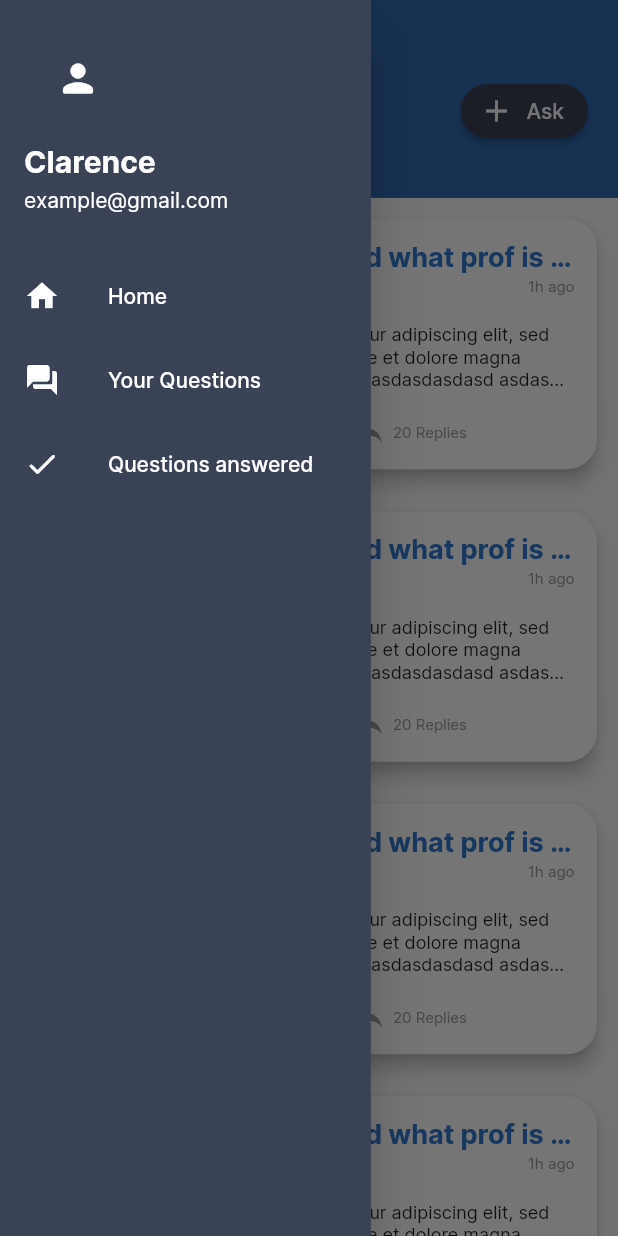
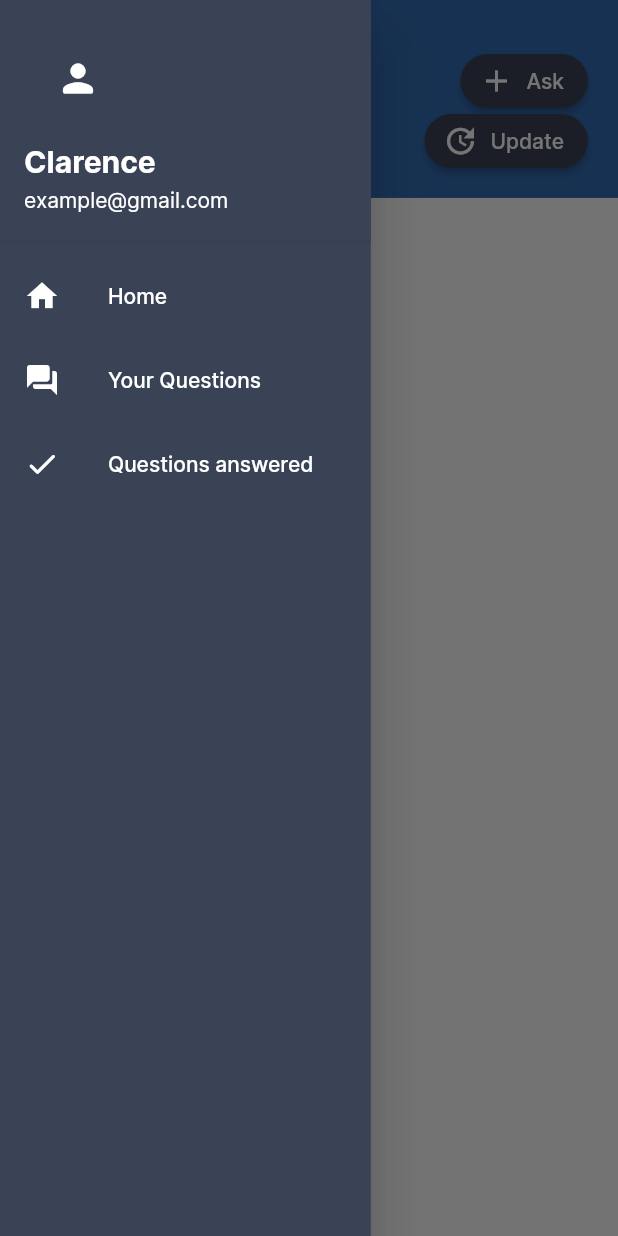
Before and after one commit to clarencekwl/scse-knowledge-hub, a Flutter app: the screen it shows after launch, with the side drawer open, on a phone screen of 412 x 824 dp. Run offline on Flutter 3.47's test engine with Material 2 defaults, Android fonts, the phone set to English and light mode, and no system bars; our stand-ins replace cached_network_image, cloud_firestore, firebase_core, flutter_spinkit, photo_view; accounts and stored records are empty.

```diff
--- a/scse_knowledge_hub_app/lib/models/Question.dart
+++ b/scse_knowledge_hub_app/lib/models/Question.dart
@@ -1,17 +1,35 @@
+import 'package:cloud_firestore/cloud_firestore.dart';
+
 class Question {
-  int id;
+  String id;
   String title;
   String description;
-  String user;
-  int likes;
-  int replies;
+  String? user;
+  int? likes;
+  int? replies;
 
   Question({
     required this.id,
     required this.title,
     required this.description,
-    required this.user,
-    required this.likes,
-    required this.replies,
+    this.user,
+    this.likes,
+    this.replies,
   });
+
+  factory Question.fromJson(Map<String, dynamic> json, String docId) {
+    return Question(
+      id: docId,
+      user: json['userId'],
+      title: json['title'],
+      description: json['description'],
+      replies: json['replies'],
+      likes: json['likes'],
+    );
+  }
+
+  @override
+  String toString() {
+    return "{id: $id, user: $user, title: $title}";
+  }
 }
--- a/scse_knowledge_hub_app/lib/pages/home_page.dart
+++ b/scse_knowledge_hub_app/lib/pages/home_page.dart
@@ -28,8 +28,8 @@ class _HomePageState extends State<HomePage> {
   void initState() {
     super.initState();
     Future.microtask(() async {
-      await _questionProvider.getAllQuestions();
-      log("hi  ${_questionProvider.listOfQuestions.length}");
+      await _questionProvider.getQuestionsFromDB();
+      log("Number of questions:  ${_questionProvider.listOfQuestions.length}");
     });
     _titleText = _welcomeText;
     _scrollController = ScrollController()
@@ -57,6 +57,7 @@ class _HomePageState extends State<HomePage> {
             axisDirection: AxisDirection.down,
             child: CustomScrollView(
               controller: _scrollController,
+              physics: const AlwaysScrollableScrollPhysics(),
               slivers: <Widget>[
                 SliverAppBar(
                     pinned: true,
@@ -73,7 +74,7 @@ class _HomePageState extends State<HomePage> {
                         children: [
                           Text(
                             _titleText,
-                            style: TextStyle(
+                            style: const TextStyle(
                                 color: Colors.white,
                                 fontSize: 18,
                                 fontWeight: FontWeight.bold),
@@ -96,7 +97,7 @@ class _HomePageState extends State<HomePage> {
                             color: Styles.primaryBlueColor,
                           ),
                           Positioned(
-                            top: 50,
+                            top: 30,
                             right: 20,
                             child: InkWell(
                                 onTap: () {
@@ -109,9 +110,37 @@ class _HomePageState extends State<HomePage> {
                                         shape: RoundedRectangleBorder(
                                             borderRadius:
                                                 BorderRadius.circular(20))),
-                                    onPressed: () => null,
-                                    icon: Icon(Icons.add),
+                                    onPressed: () async {
+                                      await _questionProvider.createQuestion(
+                                        title: "",
+                                        description:
+                                            "Lorem ipsum dolor sit amet, consectetur adipiscing elit, sed do eiusmod tempor incididunt ut labore et dolore magna aliquaadasdasdasdas dasdasdasdas dasdasdasdasd asdasdad dasd aasdasd asdasda sdaa dasd dsd sd szxc asdas d asd dsd asd dsd sds d",
+                                        userID: "bmDrMYHQR4YThCLGFOMY",
+                                      );
+                                    },
+                                    icon: const Icon(Icons.add),
                                     label: Text("Ask"))),
+                          ),
+                          Positioned(
+                            top: 70,
+                            right: 20,
+                            child: InkWell(
+                                onTap: () {
+                                  // TODO: on tap profile icon
+                                },
+                                child: ElevatedButton.icon(
+                                    style: ElevatedButton.styleFrom(
+                                        backgroundColor:
+                                            Styles.primaryGreyColor,
+                                        shape: RoundedRectangleBorder(
+                                            borderRadius:
+                                                BorderRadius.circular(20))),
+                                    onPressed: () async {
+                                      await _questionProvider.updateQuestion(
+                                          docID: "vzogqKnf9iszcc2iePOa");
+                                    },
+                                    icon: const Icon(Icons.update),
+                                    label: Text("Update"))),
                           )
                         ],
                       ),
--- a/scse_knowledge_hub_app/lib/pages/question_details_page.dart
+++ b/scse_knowledge_hub_app/lib/pages/question_details_page.dart
@@ -94,7 +94,7 @@ class _QuestionDetailsPageState extends State<QuestionDetailsPage> {
         child: Column(
           crossAxisAlignment: CrossAxisAlignment.start,
           children: [
-            Text(widget.question.user,
+            Text(widget.question.user ?? 'EMPTY FK',
                 style: TextStyle(
                     color: Colors.black,
                     overflow: TextOverflow.ellipsis,
--- /dev/null
+++ b/scse_knowledge_hub_app/lib/reponse/question_response.dart
@@ -0,0 +1,16 @@
+import 'package:cloud_firestore/cloud_firestore.dart';
+import 'package:scse_knowledge_hub_app/models/Question.dart';
+
+class ListOfQuestionReponse {
+  List<Question> listofQuestions;
+
+  ListOfQuestionReponse({required this.listofQuestions});
+
+  factory ListOfQuestionReponse.fromJson(
+      List<QueryDocumentSnapshot<Map<String, dynamic>>> json) {
+    // List<dynamic>? list = json.map((e) => e.data()).toList();
+    return ListOfQuestionReponse(
+        listofQuestions:
+            json.map((e) => Question.fromJson(e.data(), e.id)).toList());
+  }
+}
--- a/scse_knowledge_hub_app/lib/widget/question_card_widget.dart
+++ b/scse_knowledge_hub_app/lib/widget/question_card_widget.dart
@@ -24,9 +24,10 @@ class _QuestionCardState extends State<QuestionCard> {
         elevation: 5,
         shape: RoundedRectangleBorder(borderRadius: BorderRadius.circular(20)),
         child: InkWell(
-            borderRadius: BorderRadius.circular(20),
-            onTap: widget.onTap,
-            child: cardDetails()),
+          borderRadius: BorderRadius.circular(20),
+          onTap: widget.onTap,
+          child: cardDetails(),
+        ),
       ),
     );
   }
@@ -49,7 +50,7 @@ class _QuestionCardState extends State<QuestionCard> {
             children: [
               Expanded(
                 child: Text(
-                  widget.question.user,
+                  widget.question.user ?? 'EMPTY FK',
                   style: TextStyle(color: Colors.grey, fontSize: 12),
                 ),
               ),
--- a/scse_knowledge_hub_app/pubspec.yaml
+++ b/scse_knowledge_hub_app/pubspec.yaml
@@ -44,6 +44,7 @@ dependencies:
   photo_view: ^0.14.0
   firebase_core: ^2.13.0
   cloud_firestore: ^4.7.1
+  firebase_storage: ^11.2.1
 
 dev_dependencies:
   flutter_test:
```
Also changed, not shown: scse_knowledge_hub_app/lib/api/question_api.dart (added, +65 -0 lines), scse_knowledge_hub_app/lib/providers/question_provider.dart (+67 -12 lines), scse_knowledge_hub_app/pubspec.lock, 1 other file.
